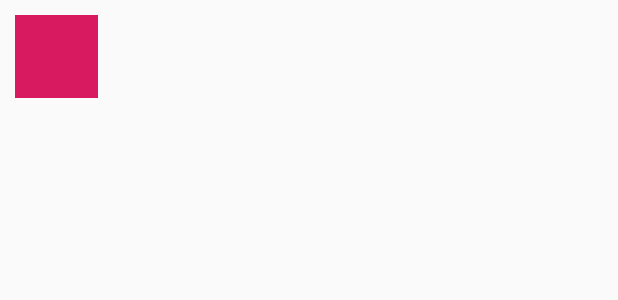
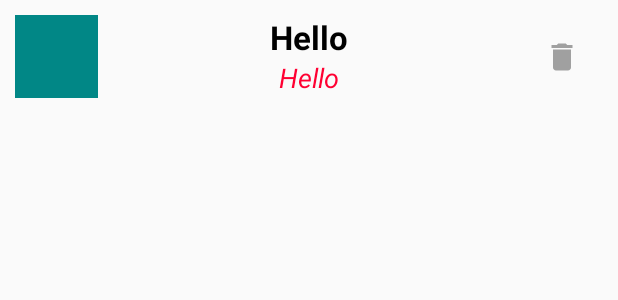
Before and after one commit to Sanjana001/rgb2hsv, an Android app: the layout layout.xml on its own in the app's theme, with its tools: preview values and no code run, on a phone screen of 412 x 824 dp. Shown: the top 300 px of the screen. Run offline under Robolectric (Android 15) with nearby library versions, the phone set to English and light mode, and no system bars.

Commit message:
update layout.xml

```diff
--- a/Notepad2/app/src/main/res/layout/layout.xml
+++ b/Notepad2/app/src/main/res/layout/layout.xml
@@ -1,37 +1,53 @@
 <?xml version="1.0" encoding="utf-8"?>
-<LinearLayout xmlns:android="http://schemas.android.com/apk/res/android"
-    android:orientation="horizontal" android:layout_width="match_parent"
+<RelativeLayout xmlns:android="http://schemas.android.com/apk/res/android"
+    android:layout_width="match_parent"
     android:layout_height="match_parent"
-    android:padding="10dp">
-
+    android:padding="10dp"
+    android:clickable="true">
     <View
-        android:id="@+id/view1"
         android:layout_width="55sp"
         android:layout_height="55sp"
-        android:background="#D81B60" />
-
-    <LinearLayout
-        android:layout_width="match_parent"
-        android:layout_height="wrap_content"
-        android:orientation="vertical">
+        android:id="@+id/view1"
+        android:background="@color/teal_700"/>
 
     <TextView
         android:id="@+id/color"
-            android:layout_width="match_parent"
+        android:layout_width="wrap_content"
         android:layout_height="wrap_content"
+        android:layout_marginStart="0dp"
+        android:layout_marginTop="0dp"
+        android:layout_marginEnd="0dp"
+        android:layout_toStartOf="@+id/image"
+        android:layout_toEndOf="@+id/view1"
+        android:text="Hello"
         android:textAlignment="center"
         android:textAppearance="@style/TextAppearance.AppCompat.Large"
-            android:textColor="@color/black"
+        android:textColor="#000"
         android:textStyle="bold" />
 
     <TextView
         android:id="@+id/content"
-            android:layout_width="match_parent"
+        android:layout_width="wrap_content"
         android:layout_height="wrap_content"
+        android:layout_below="@+id/color"
+        android:layout_alignEnd="@+id/color"
+        android:layout_marginStart="0dp"
+        android:layout_marginTop="0dp"
+        android:layout_marginEnd="0dp"
+        android:layout_toEndOf="@+id/view1"
+        android:text="Hello"
         android:textAlignment="center"
         android:textAppearance="@style/TextAppearance.AppCompat.Medium"
         android:textColor="#FF0032"
         android:textStyle="italic" />
-    </LinearLayout>
 
-</LinearLayout>
+    <ImageButton
+        android:id="@+id/image"
+        android:layout_width="55sp"
+        android:layout_height="55sp"
+        android:layout_alignParentEnd="true"
+        android:layout_marginTop="0sp"
+        android:layout_marginEnd="0dp"
+        android:backgroundTint="#00FFFFFF"
+        android:src="@drawable/ic_baseline_delete_24" />
+</RelativeLayout>
```
Lines whose indentation alone changed are shown as unchanged.
